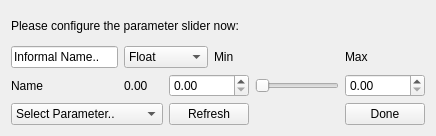
This is src/ui/designer/QGCParamSlider.ui in mavlink/qgroundcontrol as Qt 5 draws it before an edit. The edited form follows.
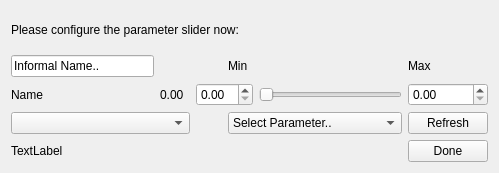
This is the edited form.

Commit message: Working on param slider

Diff of the .ui file:
```diff
--- a/src/ui/designer/QGCParamSlider.ui
+++ b/src/ui/designer/QGCParamSlider.ui
@@ -6,8 +6,8 @@
    <rect>
     <x>0</x>
     <y>0</y>
-    <width>436</width>
-    <height>136</height>
+    <width>499</width>
+    <height>173</height>
    </rect>
   </property>
   <property name="windowTitle">
@@ -21,44 +21,15 @@
      </property>
     </widget>
    </item>
-   <item row="1" column="1" colspan="2">
-    <widget class="QComboBox" name="typeComboBox">
-     <item>
-      <property name="text">
-       <string>Float</string>
-      </property>
-     </item>
-     <item>
-      <property name="text">
-       <string>Integer</string>
-      </property>
-     </item>
-     <item>
-      <property name="text">
-       <string>Double</string>
-      </property>
-     </item>
-     <item>
-      <property name="text">
-       <string>Short</string>
-      </property>
-     </item>
-     <item>
-      <property name="text">
-       <string>Byte/Char</string>
-      </property>
-     </item>
-    </widget>
-   </item>
-   <item row="1" column="3">
-    <widget class="QLabel" name="minLabel">
+   <item row="1" column="4">
+    <widget class="QLabel" name="editMinLabel">
      <property name="text">
       <string>Min</string>
      </property>
     </widget>
    </item>
-   <item row="1" column="5">
-    <widget class="QLabel" name="maxLabel">
+   <item row="1" column="6">
+    <widget class="QLabel" name="editMaxLabel">
      <property name="text">
       <string>Max</string>
      </property>
@@ -78,37 +49,45 @@
      </property>
     </widget>
    </item>
-   <item row="2" column="2" colspan="2">
-    <widget class="QDoubleSpinBox" name="minSpinBox"/>
+   <item row="2" column="3" colspan="2">
+    <widget class="QDoubleSpinBox" name="editMinSpinBox"/>
    </item>
-   <item row="2" column="4">
+   <item row="2" column="5">
     <widget class="QSlider" name="valueSlider">
      <property name="orientation">
       <enum>Qt::Horizontal</enum>
      </property>
     </widget>
    </item>
-   <item row="2" column="5">
-    <widget class="QDoubleSpinBox" name="maxSpinBox"/>
+   <item row="2" column="6">
+    <widget class="QDoubleSpinBox" name="editMaxSpinBox"/>
    </item>
-   <item row="3" column="5">
-    <widget class="QPushButton" name="doneButton">
+   <item row="0" column="0" colspan="7">
+    <widget class="QLabel" name="editInstructionsLabel">
+     <property name="text">
+      <string>Please configure the parameter slider now:</string>
+     </property>
+    </widget>
+   </item>
+   <item row="5" column="0" colspan="6">
+    <widget class="QLabel" name="editStatusLabel">
+     <property name="text">
+      <string>TextLabel</string>
+     </property>
+    </widget>
+   </item>
+   <item row="3" column="0" colspan="3">
+    <widget class="QComboBox" name="editSelectComponentComboBox"/>
+   </item>
+   <item row="5" column="6">
+    <widget class="QPushButton" name="editDoneButton">
      <property name="text">
       <string>Done</string>
      </property>
     </widget>
    </item>
-   <item row="3" column="0" colspan="2">
-    <widget class="QComboBox" name="selectParamComboBox">
-     <item>
-      <property name="text">
-       <string>Select Parameter..</string>
-      </property>
-     </item>
-    </widget>
-   </item>
-   <item row="3" column="2" colspan="2">
-    <widget class="QPushButton" name="refreshParamsButton">
+   <item row="3" column="6">
+    <widget class="QPushButton" name="editRefreshParamsButton">
      <property name="enabled">
       <bool>true</bool>
      </property>
@@ -117,11 +96,13 @@
      </property>
     </widget>
    </item>
-   <item row="0" column="0" colspan="6">
-    <widget class="QLabel" name="instructionsLabel">
-     <property name="text">
-      <string>Please configure the parameter slider now:</string>
-     </property>
+   <item row="3" column="4" colspan="2">
+    <widget class="QComboBox" name="editSelectParamComboBox">
+     <item>
+      <property name="text">
+       <string>Select Parameter..</string>
+      </property>
+     </item>
     </widget>
    </item>
   </layout>
```
Left out of the diff: 2 changed lines with no effect on the pictures. The commit also changes 2 other files.
